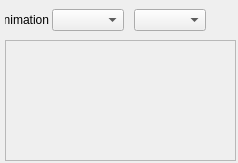
hansewu/MovieMator, file src/MovieMator/EffectDock/effectdock.ui: the form before one commit.
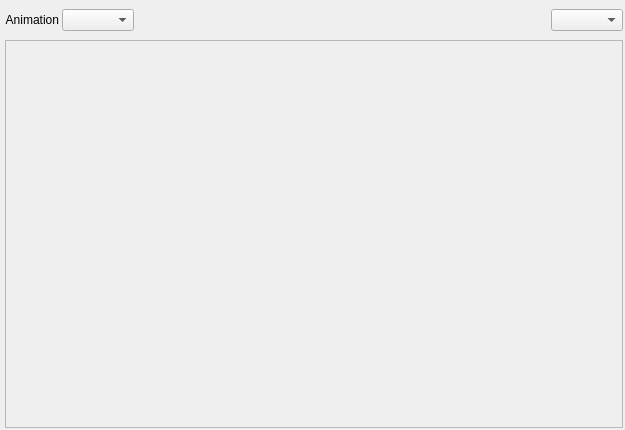
The form after the commit.

Commit message: 1、Optimized template UI 2、Fix bug：Insert（Append） file error

```diff
--- a/src/MovieMator/EffectDock/effectdock.ui
+++ b/src/MovieMator/EffectDock/effectdock.ui
@@ -6,14 +6,14 @@
    <rect>
     <x>0</x>
     <y>0</y>
-    <width>238</width>
-    <height>163</height>
+    <width>625</width>
+    <height>430</height>
    </rect>
   </property>
   <property name="minimumSize">
    <size>
-    <width>0</width>
-    <height>0</height>
+    <width>238</width>
+    <height>163</height>
    </size>
   </property>
   <property name="acceptDrops">
@@ -95,13 +95,6 @@
         </item>
        </layout>
       </item>
-      <item>
-       <widget class="QComboBox" name="comboBox_2">
-        <property name="toolTip">
-         <string>Images</string>
-        </property>
-       </widget>
-      </item>
       <item>
        <spacer name="horizontalSpacer">
         <property name="orientation">
@@ -115,6 +108,13 @@
         </property>
        </spacer>
       </item>
+      <item>
+       <widget class="QComboBox" name="comboBox_2">
+        <property name="toolTip">
+         <string/>
+        </property>
+       </widget>
+      </item>
      </layout>
     </item>
     <item>
@@ -127,8 +127,8 @@
         <rect>
          <x>0</x>
          <y>0</y>
-         <width>229</width>
-         <height>85</height>
+         <width>616</width>
+         <height>352</height>
         </rect>
        </property>
        <layout class="QVBoxLayout" name="verticalLayout_2">
```
Left out of the diff: 4 changed lines with no effect on the pictures. The commit also changes 6 other files.
